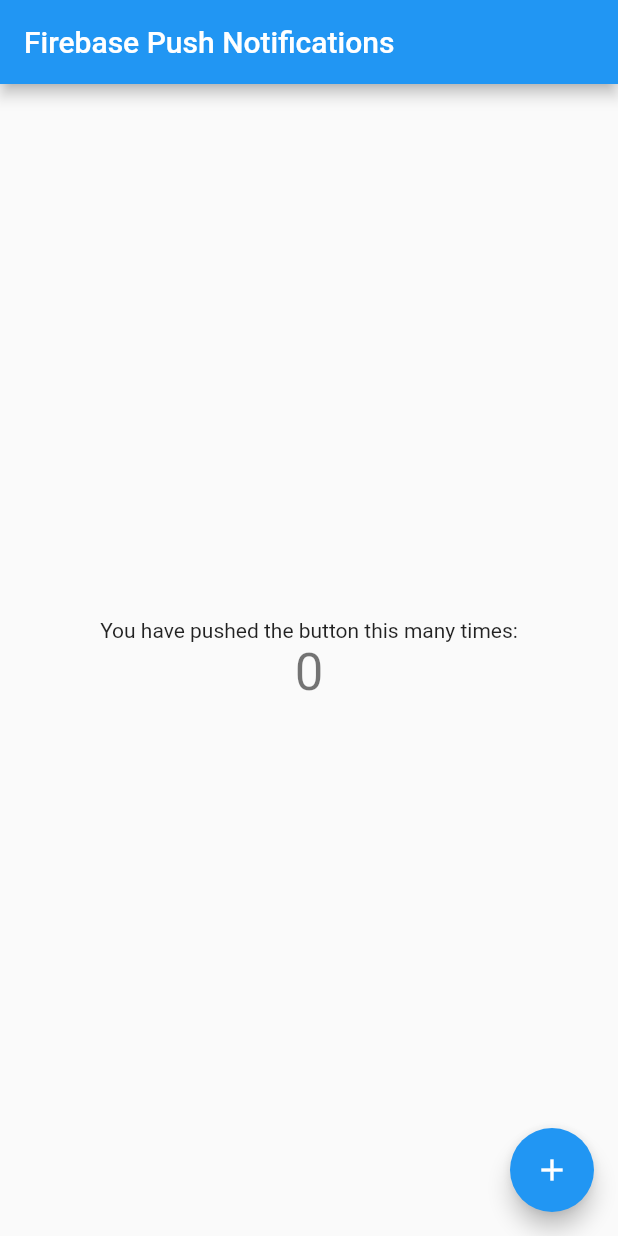
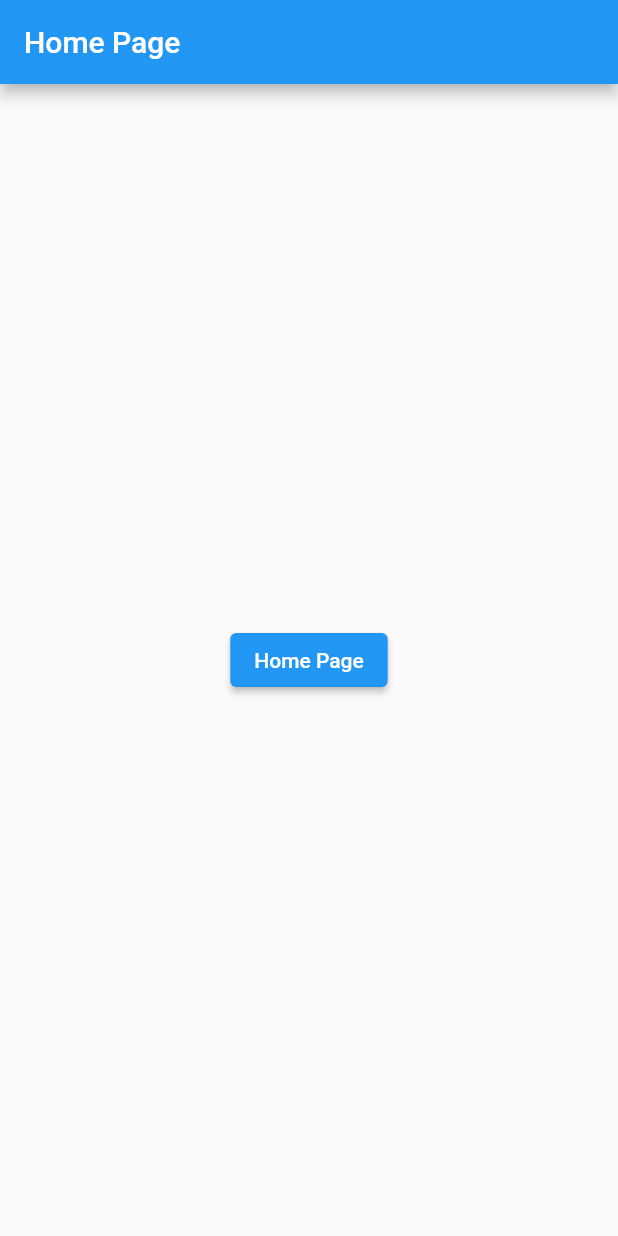
Before and after one commit to arbaan-max/Learning-Projects, a Flutter app: the screen it shows after launch, on a phone screen of 412 x 824 dp. Run offline on Flutter 3.47's test engine with Material 2 defaults, Android fonts, the phone set to English and light mode, and no system bars.

Commit message:
added routs

```diff
--- a/lib/main.dart
+++ b/lib/main.dart
@@ -1,158 +1,22 @@
 import 'package:flutter/material.dart';
-import 'package:firebase_core/firebase_core.dart';
-import 'package:firebase_messaging/firebase_messaging.dart';
-import 'package:flutter_local_notifications/flutter_local_notifications.dart';
-import 'dart:developer';
+import 'package:pushnotifications/routs/routs.dart';
 
-const AndroidNotificationChannel channel = AndroidNotificationChannel(
-    'high_importance_channel', // id
-    'High Importance Notifications', // title
-    description:
-        'This channel is used for important notifications.', // description
-    importance: Importance.high,
-    playSound: true);
-
-final FlutterLocalNotificationsPlugin flutterLocalNotificationsPlugin =
-    FlutterLocalNotificationsPlugin();
-
-Future<void> _firebaseMessagingBackgroundHandler(RemoteMessage message) async {
-  await Firebase.initializeApp();
-  log('Background Message:  ${message.messageId}');
-}
 
 Future<void> main() async {
-  WidgetsFlutterBinding.ensureInitialized();
-  await Firebase.initializeApp();
-  FirebaseMessaging.onBackgroundMessage(_firebaseMessagingBackgroundHandler);
-  await flutterLocalNotificationsPlugin
-      .resolvePlatformSpecificImplementation<
-          AndroidFlutterLocalNotificationsPlugin>()
-      ?.createNotificationChannel(channel);
-
-  await FirebaseMessaging.instance.setForegroundNotificationPresentationOptions(
-    alert: true,
-    badge: true,
-    sound: true,
-  );
   runApp(const MyApp());
 }
 
 class MyApp extends StatelessWidget {
-  const MyApp({super.key});
-
+ const  MyApp({super.key});
   @override
   Widget build(BuildContext context) {
     return MaterialApp(
       debugShowCheckedModeBanner: false,
-      title: 'Firebase Push Notification',
       theme: ThemeData(
         primarySwatch: Colors.blue,
       ),
-      home: const MyHomePage(title: 'Firebase Push Notifications'),
+      initialRoute: '/',
+      onGenerateRoute: MyRoutes.generateRoute,
     );
   }
 }
-
-class MyHomePage extends StatefulWidget {
-  const MyHomePage({Key? key, this.title}) : super(key: key);
-
-  final String? title;
-
-  @override
-  _MyHomePageState createState() => _MyHomePageState();
-}
-
-class _MyHomePageState extends State<MyHomePage> {
-  int _counter = 0;
-
-  @override
-  void initState() {
-    super.initState();
-    FirebaseMessaging.onMessage.listen((RemoteMessage message) {
-      RemoteNotification? notification = message.notification;
-      AndroidNotification? android = message.notification?.android;
-      if (notification != null && android != null) {
-        flutterLocalNotificationsPlugin.show(
-            notification.hashCode,
-            notification.title,
-            notification.body,
-            NotificationDetails(
-              android: AndroidNotificationDetails(
-                channel.id,
-                channel.name,
-                channelDescription: channel.description,
-                color: Colors.blue,
-                playSound: true,
-                icon: '@mipmap/ic_launcher',
-              ),
-            ));
-      }
-    });
-
-    FirebaseMessaging.onMessageOpenedApp.listen((RemoteMessage message) {
-      log('A new onMessageOpenedApp event was published!');
-      RemoteNotification? notification = message.notification;
-      AndroidNotification? android = message.notification?.android;
-      if (notification != null && android != null) {
-        showDialog(
-            context: context,
-            builder: (_) {
-              return AlertDialog(
-                title: Text(notification.title!),
-                content: SingleChildScrollView(
-                  child: Column(
-                    crossAxisAlignment: CrossAxisAlignment.start,
-                    children: [Text(notification.body!)],
-                  ),
-                ),
-              );
-            });
-      }
-    });
-  }
-
-  void showNotification() {
-    setState(() {
-      _counter++;
-    });
-    flutterLocalNotificationsPlugin.show(
-        0,
-        "Count $_counter",
-        "How you doin ?",
-        NotificationDetails(
-            android: AndroidNotificationDetails(channel.id, channel.name,
-                channelDescription: channel.description,
-                importance: Importance.high,
-                color: Colors.blue,
-                playSound: true,
-                icon: '@mipmap/ic_launcher')));
-  }
-
-  @override
-  Widget build(BuildContext context) {
-    return Scaffold(
-      appBar: AppBar(
-        title: Text(widget.title!),
-      ),
-      body: Center(
-        child: Column(
-          mainAxisAlignment: MainAxisAlignment.center,
-          children: <Widget>[
-            const Text(
-              'You have pushed the button this many times:',
-            ),
-            Text(
-              '$_counter',
-              style: Theme.of(context).textTheme.headline4,
-            ),
-          ],
-        ),
-      ),
-      floatingActionButton: FloatingActionButton(
-        onPressed: showNotification,
-        tooltip: 'Increment',
-        child: const Icon(Icons.add),
-      ),
-    );
-  }
-}
--- /dev/null
+++ b/lib/routs/routs.dart
@@ -0,0 +1,17 @@
+import 'package:flutter/cupertino.dart';
+import 'package:flutter/material.dart';
+import 'package:pushnotifications/screens/home_page.dart';
+import 'package:pushnotifications/screens/second_screen.dart';
+
+class MyRoutes {
+ static Route<dynamic> generateRoute(RouteSettings settings) {
+    switch(settings.name){
+      case '/':
+      return MaterialPageRoute(builder: (_) => const Home());
+      case '/second':
+      return MaterialPageRoute(builder: (_)=> const Second());
+      default:
+     throw('no Routes found');
+    }
+  }
+}
--- /dev/null
+++ b/lib/screens/home_page.dart
@@ -0,0 +1,19 @@
+import 'package:flutter/material.dart';
+
+class Home extends StatelessWidget {
+  const Home({super.key});
+
+  @override
+  Widget build(BuildContext context) {
+    return  Scaffold(
+      appBar: AppBar(title: const Text("Home Page")),
+      body: Center(
+        child: ElevatedButton(
+          onPressed: (){
+            Navigator.pushNamed(context, '/second');
+          }
+        , child:const Text("Home Page")),
+      ),
+    );
+  }
+}
--- a/pubspec.yaml
+++ b/pubspec.yaml
@@ -36,9 +36,7 @@ dependencies:
   # The following adds the Cupertino Icons font to your application.
   # Use with the CupertinoIcons class for iOS style icons.
   cupertino_icons: ^1.0.2
-  firebase_messaging: ^14.2.1
-  flutter_local_notifications: ^13.0.0
-  firebase_core: ^2.4.1
+  auto_route:
 
 dev_dependencies:
   flutter_test:
```
Also changed, not shown: lib/screens/second_screen.dart (added, +19 -0 lines), pubspec.lock, 1 other file.
